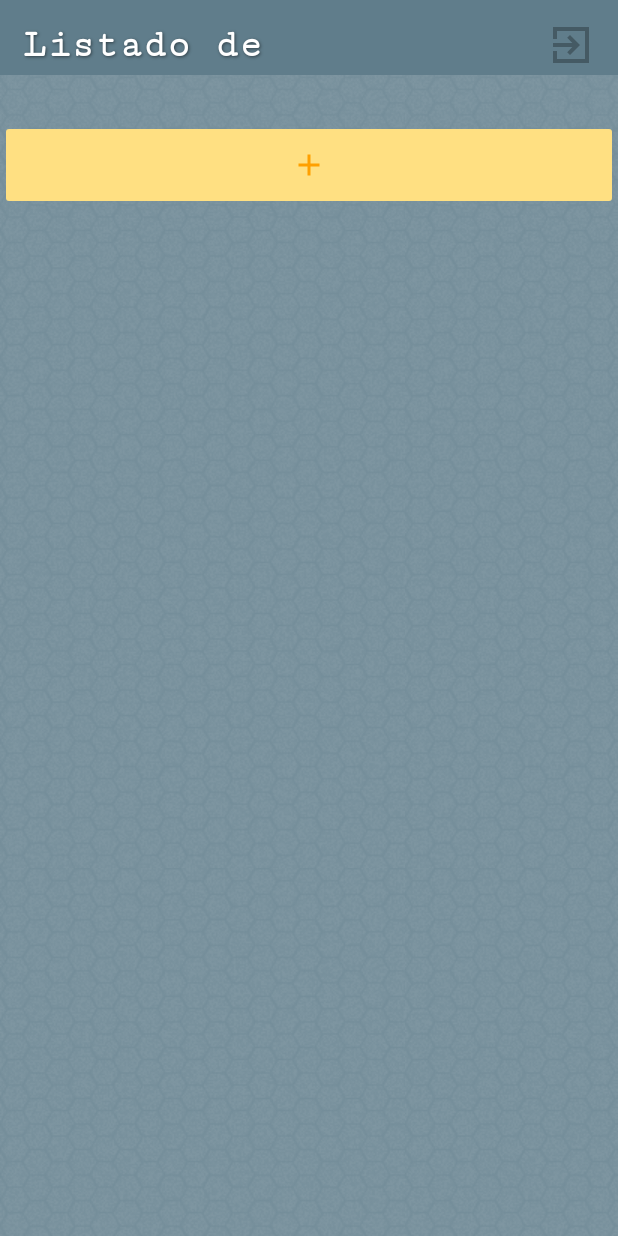
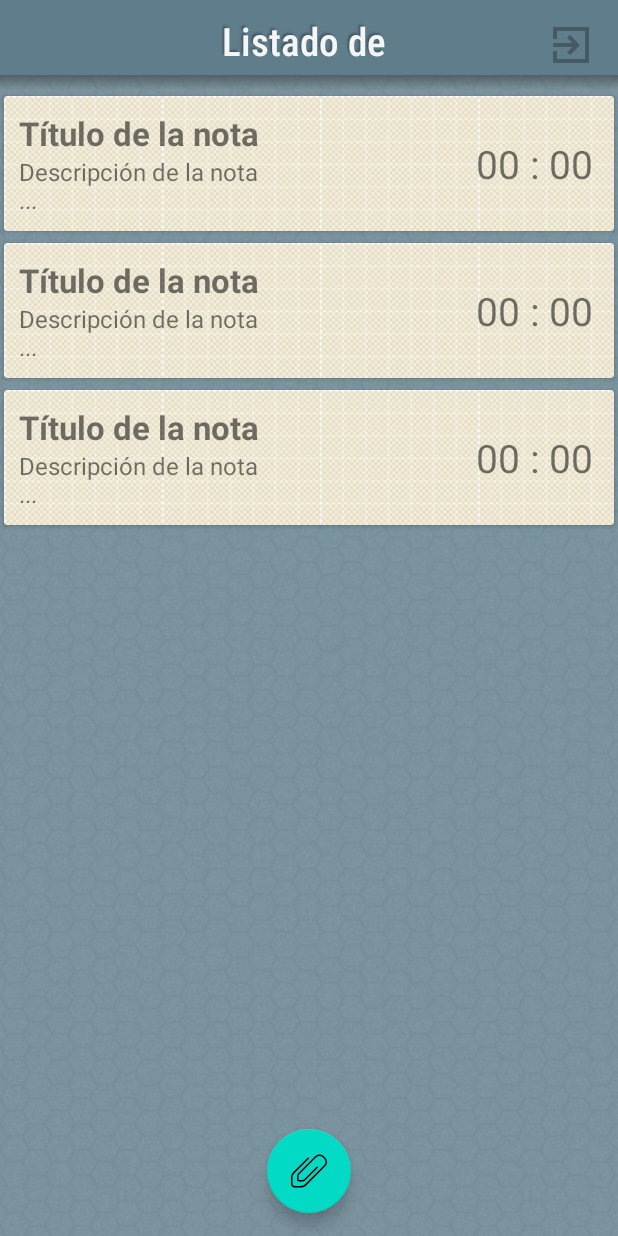
Before and after one commit to han0n/PlanID, an Android app: the layout activity_listado.xml on its own in the app's theme, with its tools: preview values and no code run, on a phone screen of 412 x 824 dp. Run offline under Robolectric (Android 15) with nearby library versions, the phone set to English and light mode, and no system bars.

Commit message:
Creadas las cardview para las notas

```diff
--- a/app/src/main/AndroidManifest.xml
+++ b/app/src/main/AndroidManifest.xml
@@ -12,7 +12,8 @@
         android:supportsRtl="true"
         android:theme="@style/Theme.PlanID">
         <activity android:name=".PlanEdit"></activity>
-        <activity android:name=".Listado" />
+        <activity android:name=".Listado"
+            android:launchMode="singleInstance"/><!--Solo habrá una instancia al crear nota-->
         <activity android:name=".Registro" />
         <activity
             android:name=".Login"
--- a/app/src/main/java/com/han0n/planid/PlanEdit.java
+++ b/app/src/main/java/com/han0n/planid/PlanEdit.java
@@ -1,23 +1,32 @@
 package com.han0n.planid;
 
+import androidx.annotation.NonNull;
 import androidx.appcompat.app.AppCompatActivity;
 
 import android.content.Context;
+import android.content.Intent;
 import android.os.Bundle;
 import android.text.InputType;
+import android.text.TextUtils;
 import android.view.KeyEvent;
 import android.view.View;
 import android.view.inputmethod.EditorInfo;
 import android.view.inputmethod.InputMethodManager;
 import android.widget.EditText;
 import android.widget.TextView;
+import android.widget.Toast;
 
+import com.google.android.gms.tasks.OnFailureListener;
+import com.google.android.gms.tasks.OnSuccessListener;
 import com.google.android.material.timepicker.MaterialTimePicker;
 import com.google.android.material.timepicker.TimeFormat;
 import com.google.firebase.auth.FirebaseAuth;
+import com.google.firebase.database.DatabaseReference;
+import com.google.firebase.database.FirebaseDatabase;
 import com.han0n.planid.databinding.ActivityPlanBinding;
 
 import java.util.ArrayList;
+import java.util.HashMap;
 
 import static com.google.android.material.timepicker.MaterialTimePicker.INPUT_MODE_KEYBOARD;
 
@@ -78,13 +87,64 @@ public class PlanEdit extends AppCompatActivity {
             }
         });
 
+        //ACCIÓN del Botón de ATRAS
+        binding.btnAtras.setOnClickListener(new View.OnClickListener() {
+            @Override
+            public void onClick(View v) {
+                onBackPressed();
+            }
+        });
 
 
-    }
+    }// Método onCreate
 
     private String actividad="", descripcion="";
     private int hora=0, minuto=0;
     private void validarDatos() {
 
+        actividad = binding.txtActividad.getText().toString().trim();
+        descripcion = binding.txtDesc.getText().toString().trim();
+
+        if (TextUtils.isEmpty(actividad)){
+            Toast.makeText(this, "No se ha ingresado la actividad", Toast.LENGTH_SHORT).show();
+        }else {
+            subidaFirebase();
+        }
+
     }
+
+    private void subidaFirebase() {
+
+        HashMap<String, Object> valores = new HashMap<>();
+        // Se usará como id
+        long timestamp = System.currentTimeMillis();
+
+        valores.put("id", timestamp);
+        valores.put("actividad", actividad);
+        valores.put("descripcion", descripcion);
+        valores.put("hora", hora);
+        valores.put("minuto", minuto);
+        valores.put("uid", ""+firebaseAuth.getUid());
+
+        // Añadiendo a la BD
+        DatabaseReference ref = FirebaseDatabase.getInstance().getReference("notas");
+        ref.child(""+timestamp)
+                .setValue(valores)
+                .addOnSuccessListener(new OnSuccessListener<Void>() {
+                    @Override// Si se añade sin problemas la nota...
+                    public void onSuccess(Void aVoid) {
+                        Toast.makeText(PlanEdit.this, "Nota creada con éxito", Toast.LENGTH_SHORT).show();
+                        startActivity(new Intent(PlanEdit.this, Listado.class));
+                        finish();
+                    }
+                })
+                .addOnFailureListener(new OnFailureListener() {
+                    @Override
+                    public void onFailure(@NonNull Exception e) {
+                        Toast.makeText(PlanEdit.this, ""+e.getMessage(), Toast.LENGTH_LONG).show();
+                    }
+                });
+
+    }
+
 }
--- /dev/null
+++ b/app/src/main/res/drawable/cabecera_sombra.xml
@@ -0,0 +1,5 @@
+<shape xmlns:android="http://schemas.android.com/apk/res/android" android:shape="rectangle">
+    <gradient
+        android:startColor="@android:color/transparent"
+        android:endColor="#88333333"
+        android:angle="90"/> </shape>
--- /dev/null
+++ b/app/src/main/res/drawable/inner_shadow.xml
@@ -0,0 +1,4 @@
+<?xml version="1.0" encoding="utf-8"?>
+<shape xmlns:android="http://schemas.android.com/apk/res/android">
+    <gradient android:startColor="#000000" android:endColor="#FFFFFF" android:angle="90"/>
+</shape>
--- a/app/src/main/res/layout/activity_listado.xml
+++ b/app/src/main/res/layout/activity_listado.xml
@@ -9,13 +9,21 @@
     android:backgroundTint="@color/primario_variante"
     android:background="@drawable/honeycomb_dark_repeat">
 
+    <!--Cabecera de la Cuenta-->
+    <!--ToolBar-->
     <RelativeLayout
         android:layout_width="match_parent"
         android:layout_height="50dp"
         android:background="@color/primario_variante">
     </RelativeLayout>
-
-    <!--Cabecera de la Cuenta-->
+    <!--Sombra del ToolBar-->
+    <View
+        android:id="@+id/toolbar_shadow"
+        android:layout_width="match_parent"
+        android:layout_height="10dp"
+        android:layout_marginTop="50dp"
+        android:background="@drawable/cabecera_sombra" />
+    <!--Contenido del ToolBar-->
     <RelativeLayout
         android:id="@+id/cabecera"
         android:layout_width="match_parent"
@@ -33,6 +41,10 @@
             android:layout_alignParentRight="true" />
 
         <!--Muestra el texto de la cabecera-->
+        <RelativeLayout
+            android:layout_width="match_parent"
+            android:layout_height="match_parent"
+            android:gravity="center">
             <LinearLayout
                 android:layout_width="wrap_content"
                 android:layout_height="match_parent"
@@ -42,42 +54,60 @@
                     android:layout_width="wrap_content"
                     android:layout_height="match_parent"
                     android:text="@string/listado_cabecera"
-                android:fontFamily="serif-monospace"
                     android:textSize="26sp"
                     android:gravity="bottom"
-                android:textColor="@color/white"
-                android:shadowColor="@color/text_shadow"
-                android:shadowDx="1"
-                android:shadowDy="1"
-                android:shadowRadius="2"/>
+                    android:fontFamily="sans-serif-condensed-light"
+                    android:textColor="@color/browser_actions_bg_grey"
+                    android:shadowColor="@color/primario"
+                    android:shadowDx = "-2"
+                    android:shadowDy = "-2"
+                    android:shadowRadius = "1"/>
 
                 <TextView
                     android:id="@+id/txtNombre"
                     android:layout_width="match_parent"
                     android:layout_height="match_parent"
-                android:fontFamily="serif-monospace"
                     android:textSize="26sp"
                     android:textStyle="bold"
                     android:gravity="bottom"
-                android:textColor="@color/white"
-                android:shadowColor="@color/text_shadow"
-                android:shadowDx="1"
-                android:shadowDy="1"
-                android:shadowRadius="2"/>
+                    android:fontFamily="sans-serif-condensed-light"
+                    android:textColor="@color/browser_actions_bg_grey"
+                    android:shadowColor="@color/primario"
+                    android:shadowDx = "-2"
+                    android:shadowDy = "-2"
+                    android:shadowRadius = "1"/>
 
             </LinearLayout>
+        </RelativeLayout>
 
     </RelativeLayout>
 
+
+    <!--Notas-->
+    <androidx.recyclerview.widget.RecyclerView
+        android:layout_width="match_parent"
+        android:layout_height="match_parent"
+        android:layout_below="@id/cabecera"
+        tools:listitem="@layout/cardview_nota"
+        app:layoutManager="androidx.recyclerview.widget.LinearLayoutManager">
+
+    </androidx.recyclerview.widget.RecyclerView>
+
     <!--Botón que simula una entrada de la lista para nuevo Plan-->
-    <ImageButton
+    <LinearLayout
+        android:id="@+id/pie"
+        android:layout_width="match_parent"
+        android:layout_height="match_parent"
+        android:layout_centerHorizontal="true"
+        android:gravity="center">
+        <com.google.android.material.floatingactionbutton.FloatingActionButton
             android:id="@+id/btnCrear"
             android:layout_width="match_parent"
-        android:backgroundTint="@color/fondo"
-        android:src="@drawable/ic_add"
-        android:layout_height="60dp"
-        android:layout_below="@+id/cabecera"
-        android:layout_marginTop="20dp"
-        android:focusable="false"/>
+            android:layout_height="wrap_content"
+            android:layout_gravity="end|bottom"
+            android:src="@drawable/paper_clip"
+            android:layout_margin="15dp" />
+    </LinearLayout>
+
 
 </RelativeLayout>
--- a/app/src/main/res/layout/activity_login.xml
+++ b/app/src/main/res/layout/activity_login.xml
@@ -93,6 +93,7 @@
                 android:layout_height="60dp"
                 android:layout_below="@+id/campoPswd"
                 android:layout_marginTop="20dp"
+                android:textColor="@color/text_shadow"
                 android:text="@string/login"
                 android:focusable="false"
                 android:backgroundTint="@color/nulo"/>
--- a/app/src/main/res/layout/activity_plan.xml
+++ b/app/src/main/res/layout/activity_plan.xml
@@ -80,7 +80,7 @@
                 android:layout_marginTop="10dp"
                 app:startIconDrawable="@drawable/ic_create">
                 <EditText
-                    android:id="@+id/txtNombre"
+                    android:id="@+id/txtActividad"
                     android:layout_width="match_parent"
                     android:layout_height="wrap_content"
                     android:background="@color/nulo"
@@ -142,6 +142,7 @@
                     android:layout_width="match_parent"
                     android:layout_height="match_parent"
                     android:layout_marginLeft="20dp"
+                    android:textColor="@color/text_shadow"
                     android:text="Poner Alarma"
                     android:focusable="false"
                     android:visibility="invisible"
--- a/app/src/main/res/layout/activity_registro.xml
+++ b/app/src/main/res/layout/activity_registro.xml
@@ -142,6 +142,7 @@
                 android:layout_height="60dp"
                 android:layout_below="@+id/campoPswdRe"
                 android:layout_marginTop="20dp"
+                android:textColor="@color/text_shadow"
                 android:text="@string/crear_cuenta"
                 android:focusable="false"
                 android:backgroundTint="@color/nulo"/>
--- /dev/null
+++ b/app/src/main/res/layout/cardview_nota.xml
@@ -0,0 +1,52 @@
+<?xml version="1.0" encoding="utf-8"?>
+<androidx.cardview.widget.CardView xmlns:android="http://schemas.android.com/apk/res/android"
+    xmlns:app="http://schemas.android.com/apk/res-auto"
+    android:layout_width="match_parent"
+    android:layout_height="wrap_content"
+    app:cardUseCompatPadding="true">
+
+    <LinearLayout
+        android:layout_width="match_parent"
+        android:layout_height="90dp"
+        android:orientation="horizontal"
+        android:padding="10dp"
+        android:backgroundTintMode="multiply"
+        android:backgroundTint="@color/fondo"
+        android:background="@drawable/project_paper_repeat">
+
+        <!--Actividad y Descripción-->
+        <LinearLayout
+            android:layout_width="300dp"
+            android:layout_height="match_parent"
+            android:orientation="vertical">
+
+            <TextView
+                android:id="@+id/vistaActividad"
+                android:layout_width="match_parent"
+                android:layout_height="wrap_content"
+                android:text="Título de la nota"
+                android:textSize="22sp"
+                android:textStyle="bold"/>
+
+            <TextView
+                android:id="@+id/vistaDescripcion"
+                android:layout_width="match_parent"
+                android:layout_height="match_parent"
+                android:text="Descripción de la nota\n..."
+                android:textSize="16sp"
+                android:ellipsize="marquee"/>
+
+        </LinearLayout>
+
+        <TextView
+            android:id="@+id/vistaHora"
+            android:layout_width="match_parent"
+            android:layout_height="match_parent"
+            android:text="00 : 00"
+            android:textSize="26sp"
+            android:gravity="center"/>
+
+    </LinearLayout>
+
+
+</androidx.cardview.widget.CardView>
```
Lines whose indentation alone changed are shown as unchanged.
